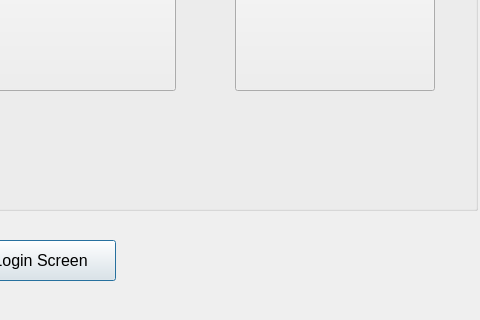
First picture: the form in Project2/adminlogin.ui, repository tdragon00/CS1C_Project_2, before the edit; both pictures show x 135 to 615 and y 330 to 650 of the 1250 by 650 pixel window.
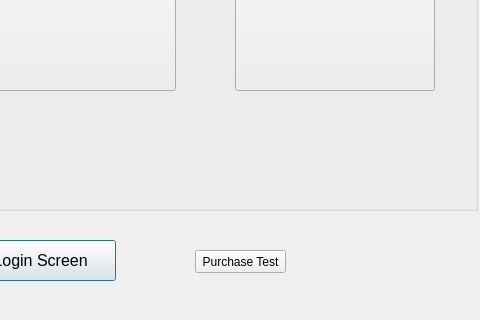
Second picture: the form after the edit.

Diff of the .ui file:
```diff
--- a/Project2/adminlogin.ui
+++ b/Project2/adminlogin.ui
@@ -224,6 +224,19 @@
     </item>
    </layout>
   </widget>
+  <widget class="QPushButton" name="Purchase_Test">
+   <property name="geometry">
+    <rect>
+     <x>330</x>
+     <y>580</y>
+     <width>91</width>
+     <height>23</height>
+    </rect>
+   </property>
+   <property name="text">
+    <string>Purchase Test</string>
+   </property>
+  </widget>
   <zorder>layoutWidget</zorder>
   <zorder>backLogin</zorder>
   <zorder>label</zorder>
```
Left out of the diff: 1 changed line with no effect on the pictures.
